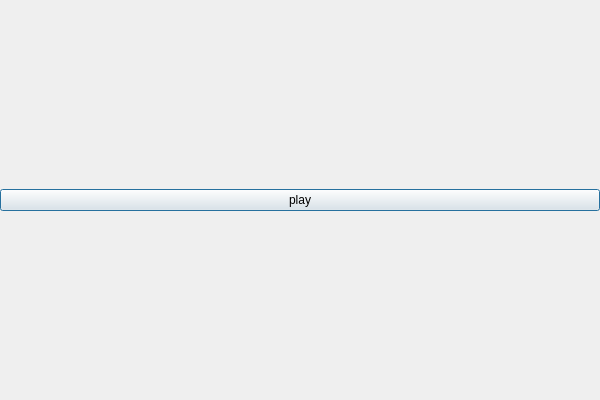
Old version of the form src/fccutter/fcplaydialog.ui in the repository LiangZuoting/ffcutter.
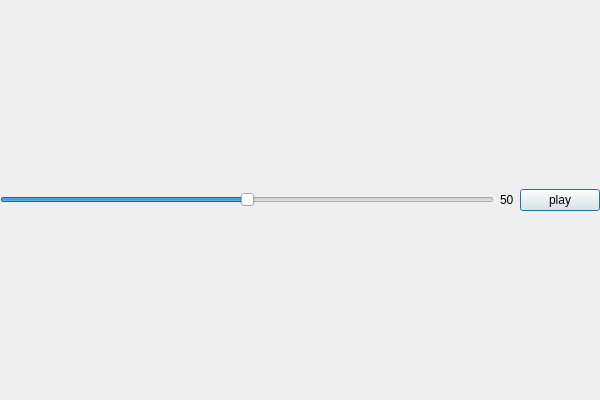
New version of the form.

```diff
--- a/src/fccutter/fcplaydialog.ui
+++ b/src/fccutter/fcplaydialog.ui
@@ -30,11 +30,38 @@
     <number>0</number>
    </property>
    <item>
+    <layout class="QHBoxLayout" name="horizontalLayout">
+     <item>
+      <widget class="QSlider" name="volumeSlider">
+       <property name="maximum">
+        <number>100</number>
+       </property>
+       <property name="value">
+        <number>50</number>
+       </property>
+       <property name="orientation">
+        <enum>Qt::Horizontal</enum>
+       </property>
+       <property name="invertedAppearance">
+        <bool>false</bool>
+       </property>
+      </widget>
+     </item>
+     <item>
+      <widget class="QLabel" name="volumeLabel">
+       <property name="text">
+        <string>50</string>
+       </property>
+      </widget>
+     </item>
+     <item>
     <widget class="QPushButton" name="playBtn">
      <property name="text">
       <string>play</string>
      </property>
     </widget>
+     </item>
+    </layout>
    </item>
   </layout>
  </widget>
```
Lines whose indentation alone changed are shown as unchanged.
